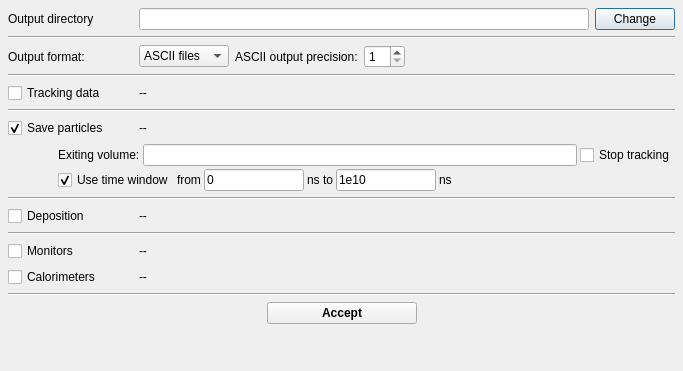
Before: the Qt Designer form ants3bundle/src/ants3/gui/particleSim/aparticlesimoutputdialog.ui in andrmor/ANTS3bundle, drawn with Qt 5.
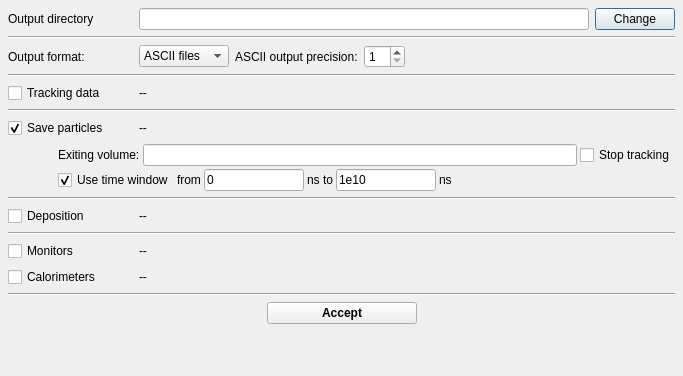
After: the same form once the commit is applied.

```diff
--- a/ants3bundle/src/ants3/gui/particleSim/aparticlesimoutputdialog.ui
+++ b/ants3bundle/src/ants3/gui/particleSim/aparticlesimoutputdialog.ui
@@ -7,7 +7,7 @@
     <x>0</x>
     <y>0</y>
     <width>683</width>
-    <height>371</height>
+    <height>376</height>
    </rect>
   </property>
   <property name="sizePolicy">
```
Left out of the diff: 18 changed lines with no effect on the pictures.
